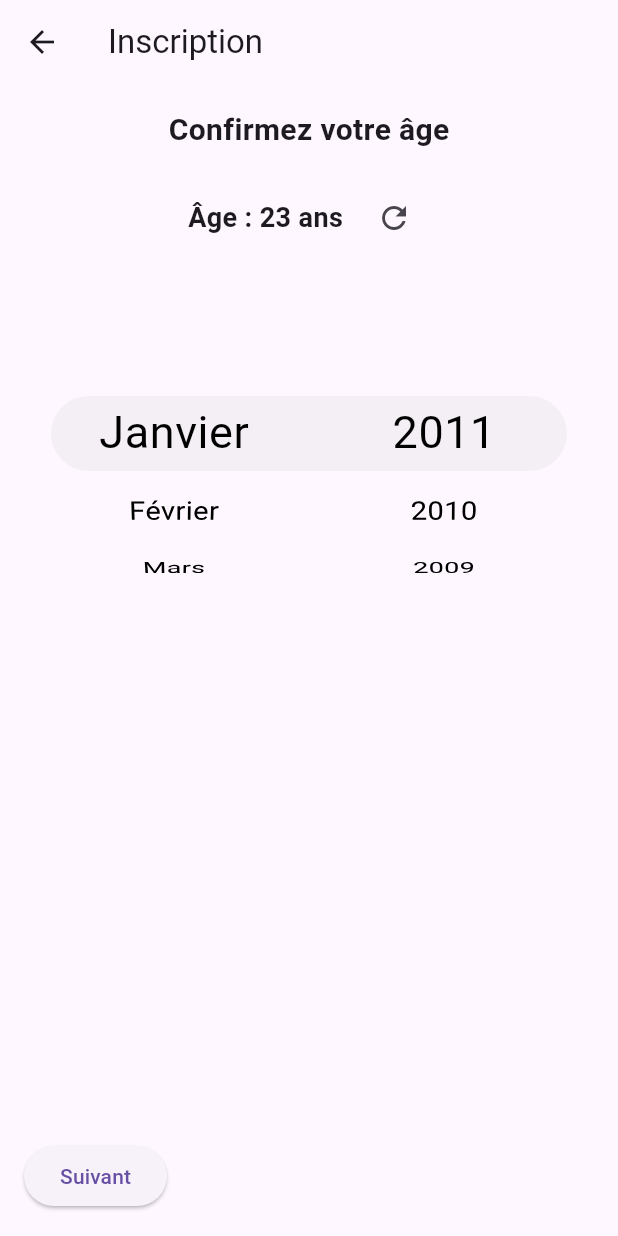
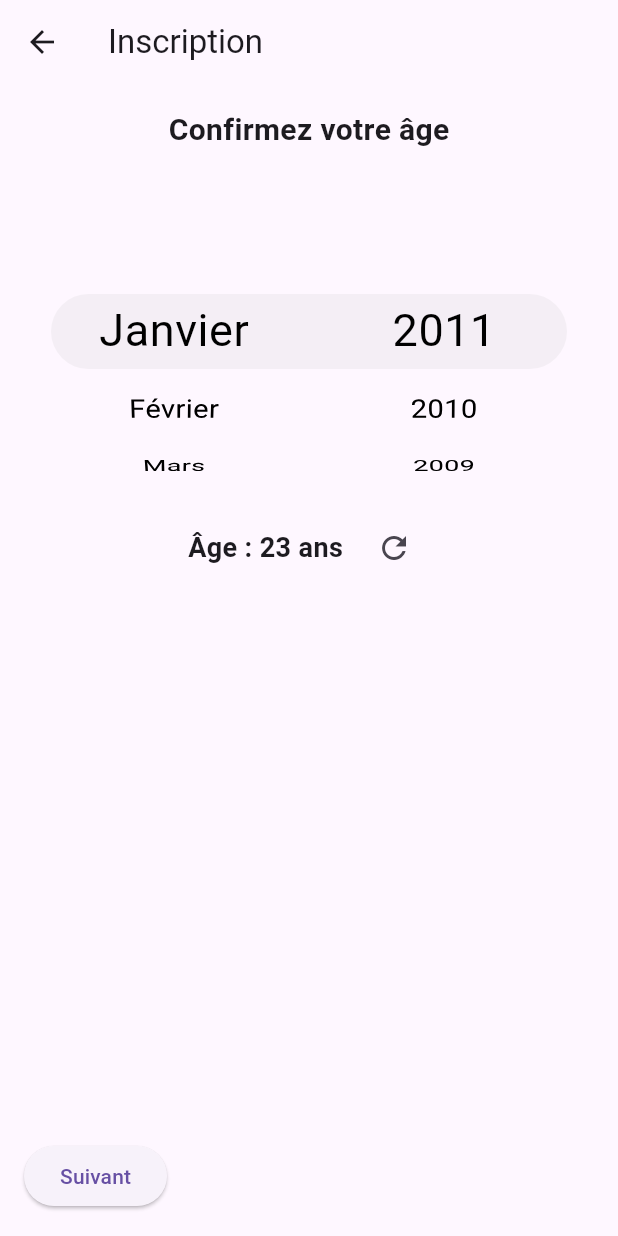
Before and after one commit to Tiavina22/anonymous, a Flutter app: the RegisterScreen screen opened directly, on a phone screen of 412 x 824 dp. Run offline on Flutter 3.47's test engine with Material 3 defaults, Android fonts, the phone set to English and light mode, and no system bars; our stand-ins replace share_plus, shared_preferences; accounts and stored records are empty.

Commit message:
[FIX] : Ensure # is included in username input and prevent its removal, with centered text and proper styling.

```diff
--- a/lib/src/screen/register/register_screen.dart
+++ b/lib/src/screen/register/register_screen.dart
@@ -134,27 +134,7 @@ class _RegisterScreenState extends State<RegisterScreen> {
             'Confirmez votre âge',
             style: TextStyle(fontSize: 20, fontWeight: FontWeight.bold),
           ),
-          SizedBox(height: 20),
-          // Afficher l'âge calculé avec un bouton pour le mettre à jour
-          Row(
-            mainAxisAlignment: MainAxisAlignment.center,
-            children: [
-              Text(
-                'Âge : $_age ans',
-                style: TextStyle(fontSize: 18, fontWeight: FontWeight.bold),
-              ),
-              SizedBox(width: 10), // Espace entre le texte et le bouton
-              IconButton(
-                icon: Icon(Icons.refresh), // Icône de rafraîchissement
-                onPressed: () {
-                  setState(() {
-                    _calculateAge(); // Recalculer l'âge
-                  });
-                },
-                tooltip: 'Mettre à jour l\'âge', // Info-bulle
-              ),
-            ],
-          ),
+
           SizedBox(height: 20),
           // Mois et année côte à côte avec un arrière-plan commun pour l'élément central
           Padding(
@@ -249,7 +229,7 @@ class _RegisterScreenState extends State<RegisterScreen> {
                                     color: year ==
                                             int.tryParse(
                                                 _birthYearController.text)
-                                        ? const Color.fromARGB(255, 0, 0, 0)
+                                        ? Colors.blue
                                         : Colors.black,
                                   ),
                                 ),
@@ -264,6 +244,27 @@ class _RegisterScreenState extends State<RegisterScreen> {
                 ),
               ],
             ),
+          ),
+          SizedBox(height: 20),
+          // Afficher l'âge calculé avec un bouton pour le mettre à jour
+          Row(
+            mainAxisAlignment: MainAxisAlignment.center,
+            children: [
+              Text(
+                'Âge : $_age ans',
+                style: TextStyle(fontSize: 18, fontWeight: FontWeight.bold),
+              ),
+              SizedBox(width: 10), // Espace entre le texte et le bouton
+              IconButton(
+                icon: Icon(Icons.refresh), // Icône de rafraîchissement
+                onPressed: () {
+                  setState(() {
+                    _calculateAge(); // Recalculer l'âge
+                  });
+                },
+                tooltip: 'Mettre à jour l\'âge', // Info-bulle
+              ),
+            ],
           ),
         ],
       ),
@@ -301,7 +302,7 @@ class _RegisterScreenState extends State<RegisterScreen> {
     );
   }
 
-  // Étape 3 : Choisis un nom d'utilisateur
+// Étape 3 : Choisis un nom d'utilisateur
   Widget _buildStep3() {
     return Padding(
       padding: const EdgeInsets.all(16.0),
@@ -312,9 +313,35 @@ class _RegisterScreenState extends State<RegisterScreen> {
             style: TextStyle(fontSize: 20, fontWeight: FontWeight.bold),
           ),
           SizedBox(height: 20),
-          TextField(
-            controller: _usernameController,
-            decoration: InputDecoration(labelText: 'Nom d\'utilisateur'),
+          Container(
+            margin: const EdgeInsets.only(left: 26, right: 26),
+            decoration: BoxDecoration(
+              color: Colors.grey[200], // Couleur de fond
+              borderRadius: BorderRadius.circular(50), // Bord arrondi
+            ),
+            child: Padding(
+              padding: const EdgeInsets.symmetric(
+                  vertical: 8, horizontal: 16), // Espacement interne
+              child: TextField(
+                controller: _usernameController,
+                textAlign: TextAlign.center, // Centrer le texte saisi
+                decoration: InputDecoration(
+                  border: InputBorder.none, // Supprime la bordure par défaut
+                  hintText: '#nom_utilisateur', // Texte d'indication
+                  hintStyle: TextStyle(color: Colors.grey[500]),
+                ),
+                style: TextStyle(fontSize: 18), // Style du texte saisi
+                onChanged: (value) {
+                  // Empêcher la suppression du #
+                  if (!value.startsWith('#')) {
+                    _usernameController.text = '#$value';
+                    _usernameController.selection = TextSelection.fromPosition(
+                      TextPosition(offset: _usernameController.text.length),
+                    );
+                  }
+                },
+              ),
+            ),
           ),
         ],
       ),
```
